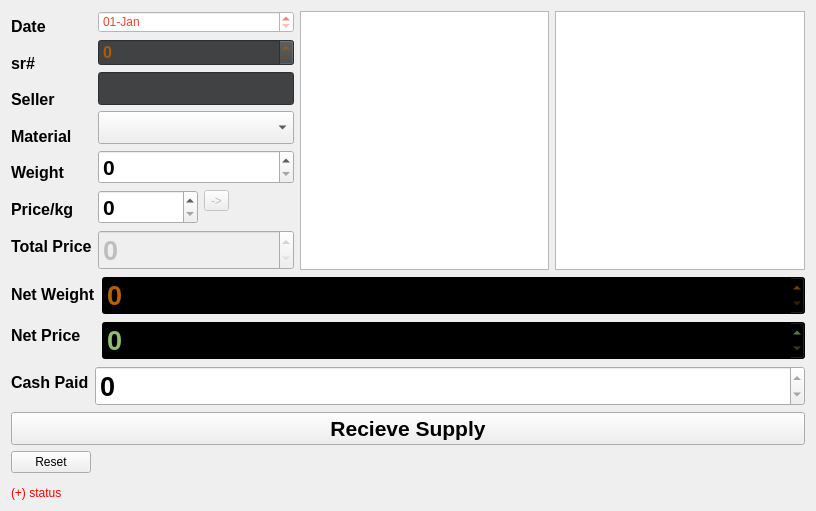
This is buydialog.ui in ZeroCoolHacker/FactoryManagment as Qt 5 draws it before an edit. The edited form follows.
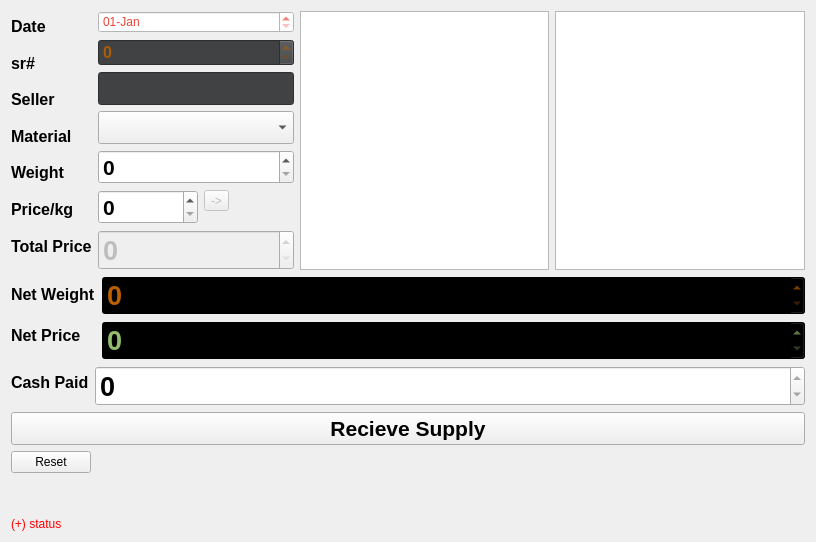
This is the edited form.

```diff
--- a/buydialog.ui
+++ b/buydialog.ui
@@ -7,7 +7,7 @@
     <x>0</x>
     <y>0</y>
     <width>816</width>
-    <height>511</height>
+    <height>542</height>
    </rect>
   </property>
   <property name="windowTitle">
```
Left out of the diff: 12 changed lines with no effect on the pictures.
